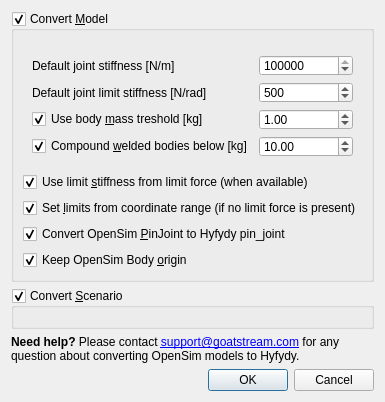
This is src/sconestudio/ConvertScenario.ui in tgeijten/scone-studio as Qt 5 draws it before an edit. The edited form follows.
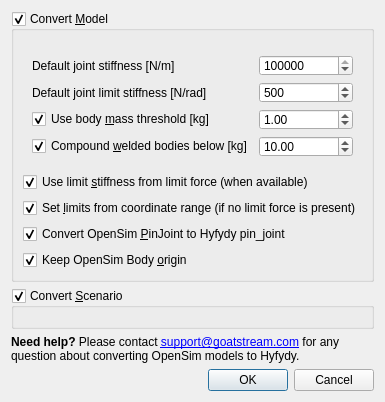
This is the edited form. Custom widgets are drawn as their Qt base class.

```diff
--- a/src/sconestudio/ConvertScenario.ui
+++ b/src/sconestudio/ConvertScenario.ui
@@ -81,7 +81,7 @@
          <item row="2" column="0">
           <widget class="QCheckBox" name="useBodyMassThreshold">
            <property name="text">
-            <string>Use body &amp;mass treshold [kg]</string>
+            <string>Use body &amp;mass threshold [kg]</string>
            </property>
            <property name="checked">
             <bool>true</bool>
```
